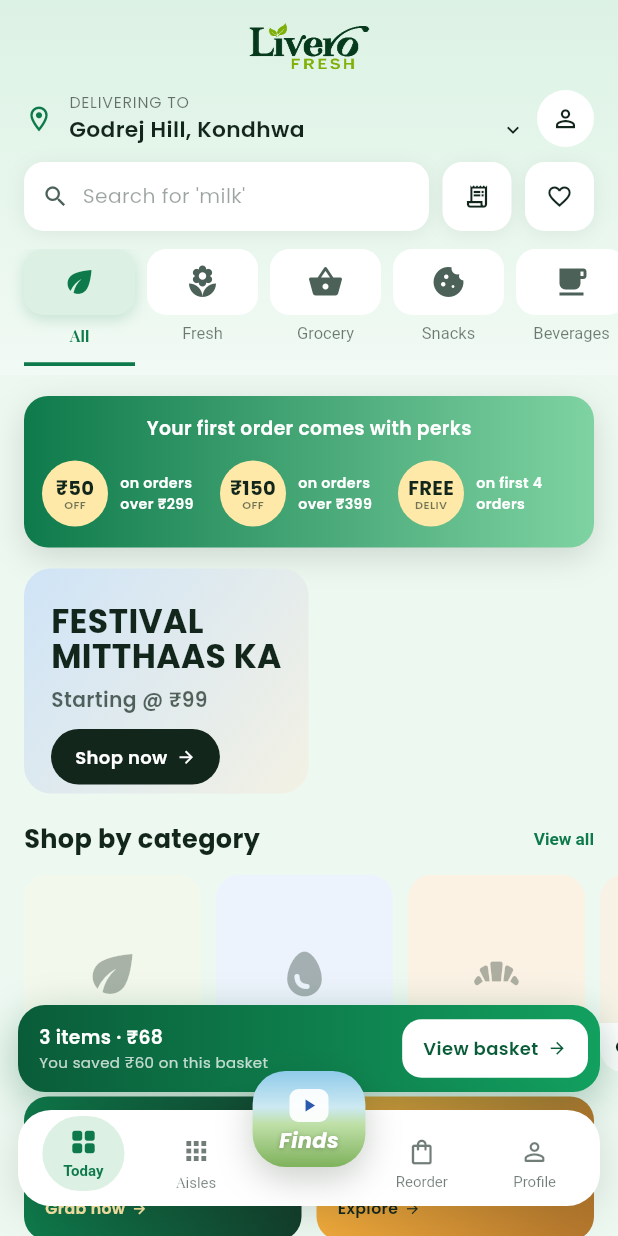
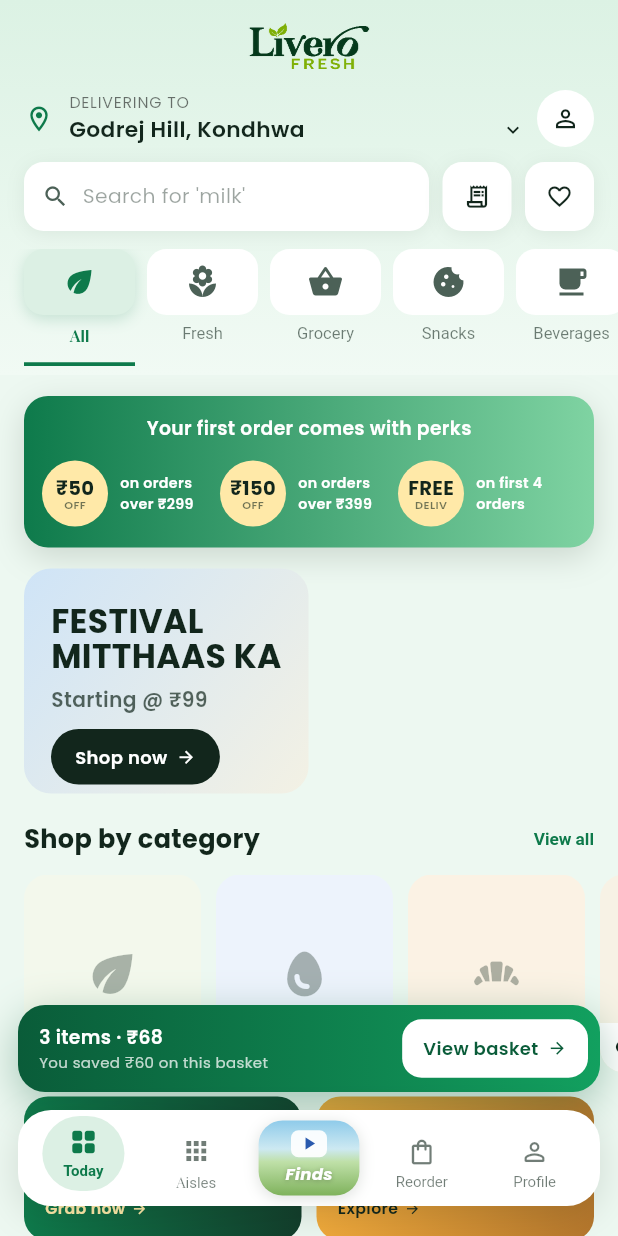
Before and after one commit to Inscrutable21/Livero_fresh, a Flutter app: the screen it shows after launch, on a phone screen of 412 x 824 dp. Run offline on Flutter 3.47's test engine with Material 3 defaults, Android fonts, the phone set to English and light mode, and no system bars; our stand-ins replace google_fonts.

Commit message:
find button fixed

```diff
--- a/lib/widgets/bottom_nav.dart
+++ b/lib/widgets/bottom_nav.dart
@@ -47,19 +47,46 @@
     child: GestureDetector(
       onTap: () {},
       child: Align(
-        alignment: Alignment.bottomCenter,
+        alignment: Alignment.center,
         child: Container(
-          width: 84, height: 88, margin: const EdgeInsets.only(bottom: 0),
-          transform: Matrix4.translationValues(0, -26, 0),
+          width: 67.2,
+          height: 50,
           decoration: BoxDecoration(
-            borderRadius: BorderRadius.circular(22),
-            boxShadow: const [BoxShadow(color: Color(0x38122612), blurRadius: 20, offset: Offset(0, 8))],
-            gradient: const LinearGradient(begin: Alignment.topCenter, end: Alignment.bottomCenter, colors: [Color(0xFF8FCBEA), Color(0xFFCDE9F2), Color(0xFFBFE0A8), Color(0xFF7FB25C)], stops: [0, 0.38, 0.55, 1]),
+            borderRadius: BorderRadius.circular(16),
+            boxShadow: const [BoxShadow(color: Color(0x24122612), blurRadius: 8, offset: Offset(0, 2))],
+            gradient: const LinearGradient(
+              begin: Alignment.topCenter,
+              end: Alignment.bottomCenter,
+              colors: [Color(0xFF8FCBEA), Color(0xFFCDE9F2), Color(0xFFBFE0A8), Color(0xFF7FB25C)],
+              stops: [0, 0.38, 0.55, 1],
+            ),
           ),
-          child: Stack(alignment: Alignment.center, children: [
-            Positioned(top: 12, child: Container(width: 26, height: 22, decoration: BoxDecoration(color: Colors.white.withOpacity(.92), borderRadius: BorderRadius.circular(6)), child: const Icon(Icons.play_arrow, size: 14, color: Color(0xFF2A5AAE)))),
-            Positioned(bottom: 8, child: Text('Finds', style: TextStyle(fontStyle: FontStyle.italic, fontWeight: FontWeight.w700, fontSize: 14, color: Colors.white, shadows: [Shadow(color: Colors.black.withOpacity(.25), blurRadius: 4, offset: const Offset(0, 1))]))),
-          ]),
+          child: Column(
+            mainAxisSize: MainAxisSize.min,
+            mainAxisAlignment: MainAxisAlignment.center,
+            children: [
+              Container(
+                width: 24,
+                height: 18,
+                decoration: BoxDecoration(
+                  color: Colors.white.withValues(alpha: 0.92),
+                  borderRadius: BorderRadius.circular(5),
+                ),
+                child: const Icon(Icons.play_arrow, size: 14, color: Color(0xFF2A5AAE)),
+              ),
+              const SizedBox(height: 3),
+              Text(
+                'Finds',
+                style: TextStyle(
+                  fontStyle: FontStyle.italic,
+                  fontWeight: FontWeight.w700,
+                  fontSize: 11,
+                  color: Colors.white,
+                  shadows: [Shadow(color: Colors.black.withValues(alpha: 0.25), blurRadius: 4, offset: const Offset(0, 1))],
+                ),
+              ),
+            ],
+          ),
         ),
       ),
     ),
```
